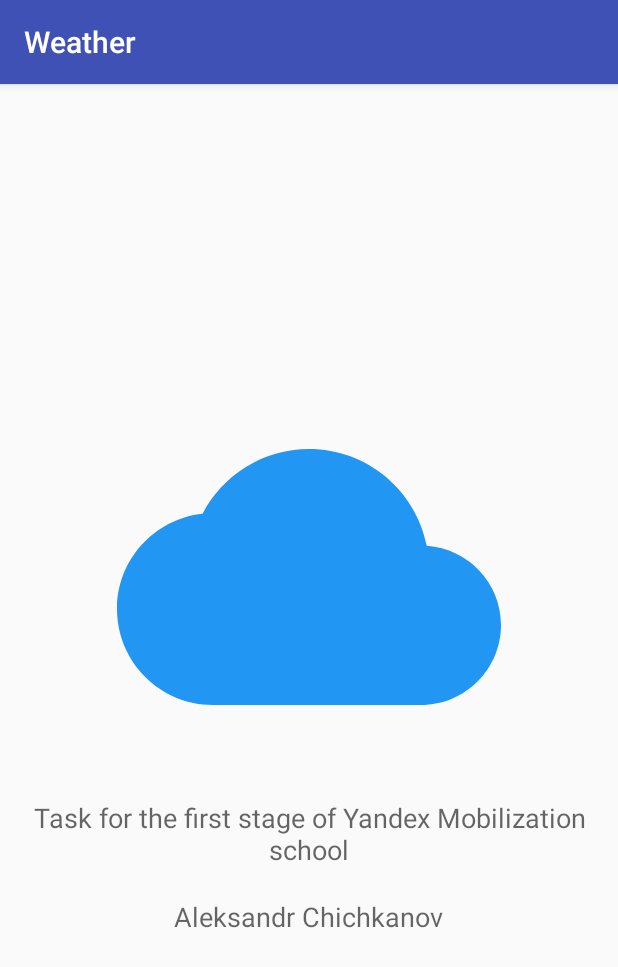
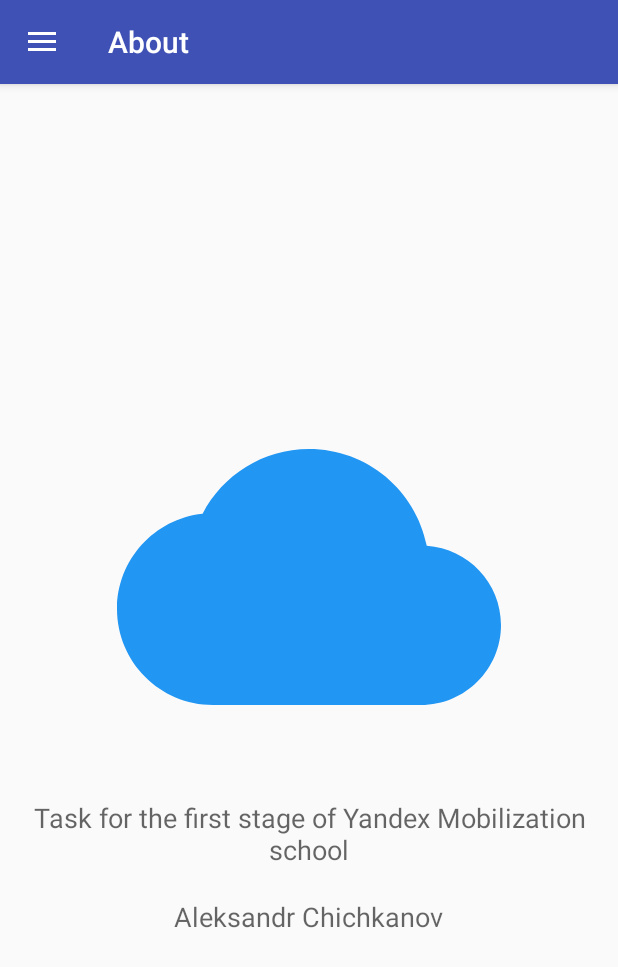
Before and after one commit to zino-android/Yandex_Weather, an Android app: the fragment AboutFragment placed in its activity, on a phone screen of 412 x 824 dp. Shown: the top 967 px of the screen. Run offline under Robolectric (Android 15) with nearby library versions, the phone set to English and light mode, and no system bars; our stand-ins replace ButterKnife.

Commit message:
back to standart drawer, added signing config, added butterknife, gradle refactoring

```diff
--- a/app/src/main/java/com/chichkanov/yandex_weather/AboutFragment.java
+++ b/app/src/main/java/com/chichkanov/yandex_weather/AboutFragment.java
@@ -9,15 +9,19 @@ import android.view.ViewGroup;
 
 public class AboutFragment extends Fragment {
 
-    public static AboutFragment newInstance(){
-        AboutFragment aboutFragment = new AboutFragment();
-        return aboutFragment;
+    public static AboutFragment newInstance() {
+        return new AboutFragment();
     }
 
     @Nullable
     @Override
     public View onCreateView(LayoutInflater inflater, @Nullable ViewGroup container, @Nullable Bundle savedInstanceState) {
-        View v = inflater.inflate(R.layout.fragment_about, container, false);
-        return v;
+        return inflater.inflate(R.layout.fragment_about, container, false);
+    }
+
+    @Override
+    public void onActivityCreated(@Nullable Bundle savedInstanceState) {
+        super.onActivityCreated(savedInstanceState);
+        getActivity().setTitle(R.string.menu_about);
     }
 }
--- a/app/src/main/java/com/chichkanov/yandex_weather/MainActivity.java
+++ b/app/src/main/java/com/chichkanov/yandex_weather/MainActivity.java
@@ -1,114 +1,60 @@
 package com.chichkanov.yandex_weather;
 
 import android.os.Bundle;
+import android.support.annotation.NonNull;
+import android.support.design.widget.NavigationView;
 import android.support.v4.app.Fragment;
 import android.support.v4.app.FragmentTransaction;
+import android.support.v4.view.GravityCompat;
+import android.support.v4.widget.DrawerLayout;
+import android.support.v7.app.ActionBarDrawerToggle;
 import android.support.v7.app.AppCompatActivity;
 import android.support.v7.widget.Toolbar;
-import android.view.View;
+import android.view.MenuItem;
 
-import com.mikepenz.materialdrawer.Drawer;
-import com.mikepenz.materialdrawer.DrawerBuilder;
-import com.mikepenz.materialdrawer.model.DividerDrawerItem;
-import com.mikepenz.materialdrawer.model.PrimaryDrawerItem;
-import com.mikepenz.materialdrawer.model.interfaces.IDrawerItem;
+import butterknife.BindView;
+import butterknife.ButterKnife;
 
-public class MainActivity extends AppCompatActivity implements Drawer.OnDrawerItemClickListener {
+public class MainActivity extends AppCompatActivity implements NavigationView.OnNavigationItemSelectedListener {
 
-    private static final int WEATHER_ID = 0;
-    private static final int SETTINGS_ID = 1;
-    private static final int ABOUT_ID = 2;
-    private static final String CURRENT_MENU_ITEM_SELECTED = "current_menu_item_selected";
-
-    private Drawer drawer;
+    @BindView(R.id.toolbar)
+    Toolbar toolbar;
+    @BindView(R.id.drawer_layout)
+    DrawerLayout drawerLayout;
+    @BindView(R.id.navigation_view)
+    NavigationView navigationView;
 
     @Override
     protected void onCreate(Bundle savedInstanceState) {
         super.onCreate(savedInstanceState);
         setContentView(R.layout.activity_main);
+        ButterKnife.bind(this);
+
         initNavigation();
+
+        if (savedInstanceState == null) {
+            navigationView.getMenu().getItem(0).setChecked(true);
+            onNavigationItemSelected(navigationView.getMenu().getItem(0));
+        }
     }
 
     @Override
     public void onBackPressed() {
-        if (drawer != null && drawer.isDrawerOpen()) {
-            drawer.closeDrawer();
+        if (drawerLayout.isDrawerOpen(GravityCompat.START)) {
+            drawerLayout.closeDrawer(GravityCompat.START);
         } else {
             super.onBackPressed();
         }
     }
 
-    @Override
-    protected void onRestoreInstanceState(Bundle savedInstanceState) {
-        super.onRestoreInstanceState(savedInstanceState);
-        setTitle(savedInstanceState.getString(CURRENT_MENU_ITEM_SELECTED));
-    }
-
-    @Override
-    public void onSaveInstanceState(Bundle outState) {
-        super.onSaveInstanceState(outState);
-        outState.putString(CURRENT_MENU_ITEM_SELECTED, String.valueOf(getTitle()));
-    }
-
     private void initNavigation() {
-        Toolbar toolbar = (Toolbar) findViewById(R.id.toolbar);
         setSupportActionBar(toolbar);
 
-        PrimaryDrawerItem item1 = new PrimaryDrawerItem()
-                .withIdentifier(WEATHER_ID)
-                .withName(R.string.menu_weather)
-                .withIcon(R.drawable.ic_menu_weather);
+        ActionBarDrawerToggle toggle = new ActionBarDrawerToggle(this, drawerLayout, toolbar, 0, 0);
+        drawerLayout.addDrawerListener(toggle);
+        toggle.syncState();
 
-        PrimaryDrawerItem item2 = new PrimaryDrawerItem()
-                .withIdentifier(SETTINGS_ID)
-                .withName(R.string.menu_settings)
-                .withIcon(R.drawable.ic_menu_settings);
-
-        PrimaryDrawerItem item3 = new PrimaryDrawerItem()
-                .withIdentifier(ABOUT_ID)
-                .withName(R.string.menu_about)
-                .withIcon(R.drawable.ic_menu_about);
-
-        drawer = new DrawerBuilder()
-                .withActivity(this)
-                .withToolbar(toolbar)
-
-                .addDrawerItems(
-                        item1,
-                        new DividerDrawerItem(),
-                        item2,
-                        item3
-                )
-                .withOnDrawerItemClickListener(this)
-                .build();
-    }
-
-    @Override
-    public boolean onItemClick(View view, int position, IDrawerItem drawerItem) {
-        switch ((int) drawerItem.getIdentifier()) {
-            case WEATHER_ID: {
-                setTitle(R.string.menu_weather);
-                WeatherFragment fragment = WeatherFragment.newInstance();
-                showFragment(fragment);
-                drawer.closeDrawer();
-                return true;
-            }
-            case SETTINGS_ID: {
-                setTitle(R.string.menu_settings);
-                SettingsFragment fragment = SettingsFragment.newInstance();
-                showFragment(fragment);
-                drawer.closeDrawer();
-                return true;
-            }
-            case ABOUT_ID: {
-                setTitle(R.string.menu_about);
-                AboutFragment fragment = AboutFragment.newInstance();
-                showFragment(fragment);
-                drawer.closeDrawer();
-                return true;
-            }
-        }
-        return false;
+        navigationView.setNavigationItemSelectedListener(this);
     }
 
     private void showFragment(Fragment fragment) {
@@ -116,4 +62,25 @@ public class MainActivity extends AppCompatActivity implements Drawer.OnDrawerIt
         ft = ft.replace(R.id.content_main, fragment);
         ft.commit();
     }
+
+    @Override
+    public boolean onNavigationItemSelected(@NonNull MenuItem item) {
+        int id = item.getItemId();
+        switch (id) {
+            case R.id.nav_weather: {
+                showFragment(WeatherFragment.newInstance());
+                break;
+            }
+            case R.id.nav_settings: {
+                showFragment(SettingsFragment.newInstance());
+                break;
+            }
+            case R.id.nav_about: {
+                showFragment(AboutFragment.newInstance());
+                break;
+            }
+        }
+        drawerLayout.closeDrawer(GravityCompat.START);
+        return true;
+    }
 }
--- a/app/src/main/java/com/chichkanov/yandex_weather/WeatherFragment.java
+++ b/app/src/main/java/com/chichkanov/yandex_weather/WeatherFragment.java
@@ -1,12 +1,19 @@
 package com.chichkanov.yandex_weather;
 
+import android.os.Bundle;
+import android.support.annotation.Nullable;
 import android.support.v4.app.Fragment;
 
 public class WeatherFragment extends Fragment {
 
     public static WeatherFragment newInstance(){
-        WeatherFragment weatherFragment = new WeatherFragment();
-        return weatherFragment;
+        return new WeatherFragment();
+    }
+
+    @Override
+    public void onActivityCreated(@Nullable Bundle savedInstanceState) {
+        super.onActivityCreated(savedInstanceState);
+        getActivity().setTitle(R.string.menu_weather);
     }
 
 }
--- a/app/src/main/res/layout/activity_main.xml
+++ b/app/src/main/res/layout/activity_main.xml
@@ -1,12 +1,16 @@
 <?xml version="1.0" encoding="utf-8"?>
-<LinearLayout xmlns:android="http://schemas.android.com/apk/res/android"
+<android.support.v4.widget.DrawerLayout xmlns:android="http://schemas.android.com/apk/res/android"
     xmlns:app="http://schemas.android.com/apk/res-auto"
     xmlns:tools="http://schemas.android.com/tools"
+    android:id="@+id/drawer_layout"
     android:layout_width="match_parent"
     android:layout_height="match_parent"
     android:fitsSystemWindows="true"
-    android:orientation="vertical"
-    tools:context="com.chichkanov.yandex_weather.MainActivity">
+    tools:openDrawer="start">
+
+    <android.support.design.widget.CoordinatorLayout
+        android:layout_width="match_parent"
+        android:layout_height="match_parent">
 
         <android.support.design.widget.AppBarLayout
             android:layout_width="match_parent"
@@ -19,11 +23,25 @@
                 android:layout_height="?attr/actionBarSize"
                 android:background="?attr/colorPrimary"
                 app:popupTheme="@style/AppTheme.PopupOverlay" />
+
         </android.support.design.widget.AppBarLayout>
 
         <FrameLayout
             android:id="@+id/content_main"
             android:layout_width="match_parent"
-        android:layout_height="match_parent" />
+            android:layout_height="match_parent"
+            android:layout_marginTop="?attr/actionBarSize" />
 
-</LinearLayout>
+    </android.support.design.widget.CoordinatorLayout>
+
+    <android.support.design.widget.NavigationView
+        android:id="@+id/navigation_view"
+        android:layout_width="wrap_content"
+        android:layout_height="match_parent"
+        android:layout_gravity="start"
+        android:fitsSystemWindows="true"
+        app:itemBackground="@android:color/transparent"
+        app:menu="@menu/menu_nav_drawer" />
+
+
+</android.support.v4.widget.DrawerLayout>
--- /dev/null
+++ b/app/src/main/res/menu/menu_nav_drawer.xml
@@ -0,0 +1,20 @@
+<?xml version="1.0" encoding="utf-8"?>
+<menu xmlns:android="http://schemas.android.com/apk/res/android">
+
+    <group
+        android:id="@+id/nav_group_1"
+        android:checkableBehavior="single">
+        <item
+            android:id="@+id/nav_weather"
+            android:icon="@drawable/ic_menu_weather"
+            android:title="@string/menu_weather" />
+        <item
+            android:id="@+id/nav_settings"
+            android:icon="@drawable/ic_menu_settings"
+            android:title="@string/menu_settings" />
+        <item
+            android:id="@+id/nav_about"
+            android:icon="@drawable/ic_menu_about"
+            android:title="@string/menu_about" />
+    </group>
+</menu>
--- a/app/src/main/res/values/colors.xml
+++ b/app/src/main/res/values/colors.xml
@@ -3,4 +3,6 @@
     <color name="colorPrimary">#3F51B5</color>
     <color name="colorPrimaryDark">#303F9F</color>
     <color name="colorAccent">#FF4081</color>
+
+    <color name="colorSunnyDay">#39BFFD</color>
 </resources>
```
Also changed, not shown: app/build.gradle (+47 -11 lines), app/src/main/java/com/chichkanov/yandex_weather/SettingsFragment.java (+8 -2 lines), app/src/main/res/drawable/side_nav_bar.xml (deleted, +0 -9 lines), 2 other files. Lines whose indentation alone changed are shown as unchanged.
